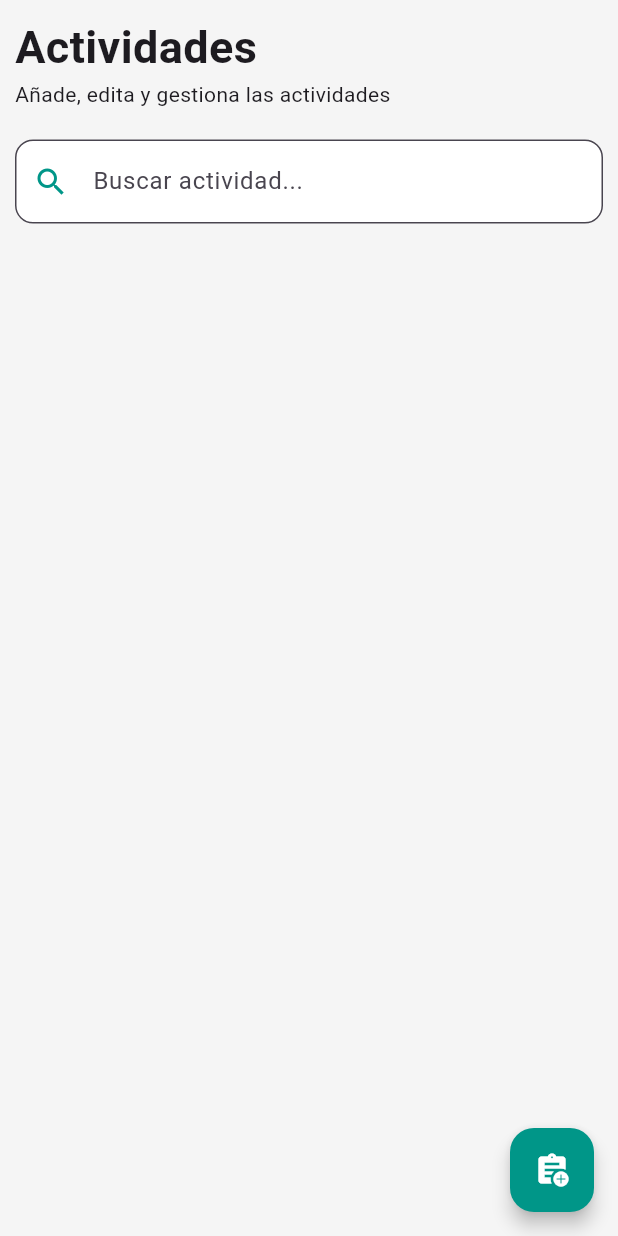
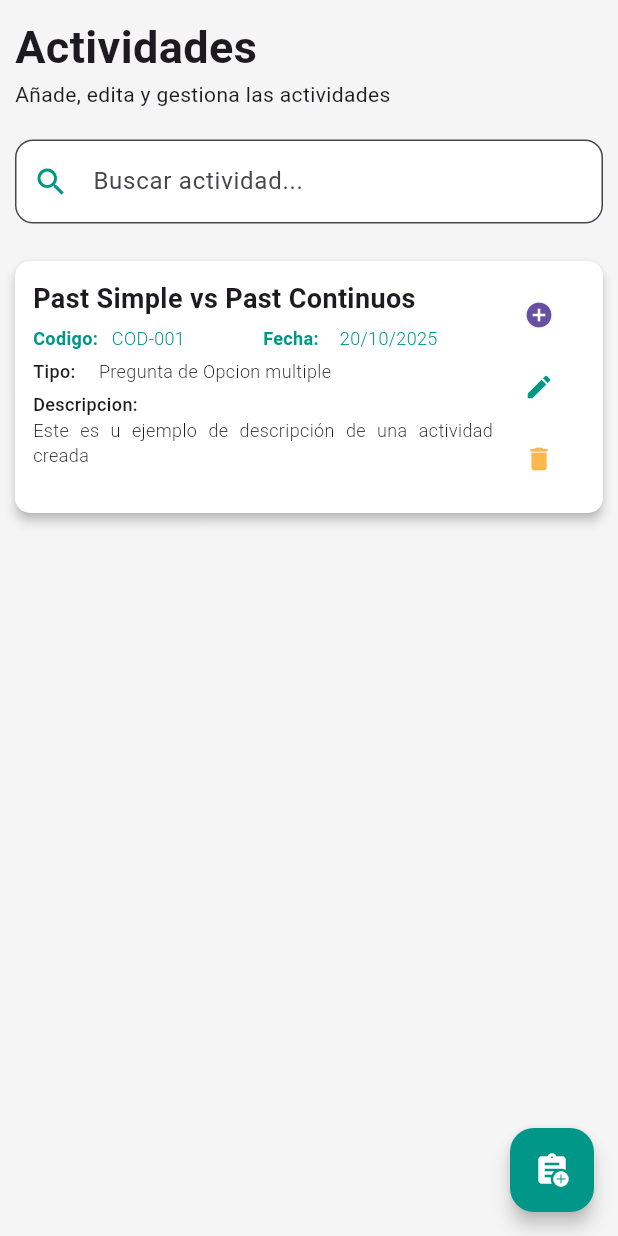
Before and after one commit to Angel05m/aula_idiomas_app, a Flutter app: the ActividadesDocente screen opened directly, on a phone screen of 412 x 824 dp. Run offline on Flutter 3.47's test engine with Material 3 defaults, Android fonts, the phone set to English and light mode, and no system bars; our stand-ins replace date_field, get, google_sign_in, image_picker, shared_preferences; accounts and stored records are empty.

Commit message:
feat: diseño card actividad y dependencias

```diff
--- /dev/null
+++ b/lib/components/card_actividad_docente.dart
@@ -0,0 +1,189 @@
+import 'package:aula_idiomas_app/screens/docente/aignar_actividad.dart';
+import 'package:flutter/material.dart';
+
+class CardActividadDocente extends StatelessWidget {
+  final String tituloActividad;
+  final String codigo;
+  final String fecha;
+  final String tipo;
+  final String descripcion;
+
+  const CardActividadDocente({
+    super.key,
+    required this.tituloActividad,
+    required this.codigo,
+    required this.fecha,
+    required this.tipo,
+    required this.descripcion,
+  });
+
+  @override
+  Widget build(BuildContext context) {
+    return Card(
+      elevation: 3.0,
+      margin: EdgeInsets.symmetric(vertical: 5.0, horizontal: 0),
+      shape: RoundedRectangleBorder(borderRadius: BorderRadius.circular(10.0)),
+      color: Colors.white,
+      child: Container(
+        width: double.infinity,
+        padding: const EdgeInsets.all(12.0),
+        child: Row(
+          crossAxisAlignment: CrossAxisAlignment.start,
+          children: [
+            Expanded(
+              flex: 5,
+              child: Column(
+                mainAxisAlignment: MainAxisAlignment.center,
+                crossAxisAlignment: CrossAxisAlignment.start,
+                children: [
+                  Text(
+                    tituloActividad,
+                    style: TextStyle(
+                      fontSize: 18.0,
+                      fontWeight: FontWeight.bold,
+                    ),
+                  ),
+                  SizedBox(height: 5),
+                  Row(
+                    children: [
+                      Expanded(
+                        child: Row(
+                          children: [
+                            Expanded(
+                              flex: 1,
+                              child: Text(
+                                'Codigo:',
+                                style: TextStyle(
+                                  fontSize: 12.0,
+                                  fontWeight: FontWeight.w600,
+                                  color: Colors.teal,
+                                ),
+                              ),
+                            ),
+                            SizedBox(width: 2),
+                            Expanded(
+                              flex: 2,
+                              child: Text(
+                                codigo,
+                                style: TextStyle(
+                                  fontSize: 12.0,
+                                  fontWeight: FontWeight.w300,
+                                  color: Colors.teal,
+                                ),
+                              ),
+                            ),
+                          ],
+                        ),
+                      ),
+                      Expanded(
+                        child: Row(
+                          children: [
+                            Expanded(
+                              flex: 1,
+                              child: Text(
+                                'Fecha:',
+                                style: TextStyle(
+                                  fontSize: 12.0,
+                                  fontWeight: FontWeight.w600,
+                                  color: Colors.teal,
+                                ),
+                              ),
+                            ),
+                            Expanded(
+                              flex: 2,
+                              child: Text(
+                                fecha,
+                                style: TextStyle(
+                                  fontSize: 12.0,
+                                  fontWeight: FontWeight.w300,
+                                  color: Colors.teal,
+                                ),
+                              ),
+                            ),
+                          ],
+                        ),
+                      ),
+                    ],
+                  ),
+                  SizedBox(height: 5.0),
+                  Row(
+                    children: [
+                      Expanded(
+                        flex: 1,
+                        child: Text(
+                          'Tipo:',
+                          style: TextStyle(
+                            fontSize: 12.0,
+                            fontWeight: FontWeight.w500,
+                          ),
+                        ),
+                      ),
+                      Expanded(
+                        flex: 6,
+                        child: Text(
+                          tipo,
+                          style: TextStyle(
+                            fontSize: 12.0,
+                            fontWeight: FontWeight.w300,
+                          ),
+                        ),
+                      ),
+                    ],
+                  ),
+
+                  SizedBox(height: 5.0),
+                  Text(
+                    'Descripcion:',
+                    style: TextStyle(
+                      fontSize: 12.0,
+                      fontWeight: FontWeight.w500,
+                    ),
+                  ),
+                  Text(
+                    descripcion,
+                    style: TextStyle(
+                      fontSize: 12.0,
+                      fontWeight: FontWeight.w300,
+                    ),
+                    textAlign: TextAlign.justify,
+                  ),
+                ],
+              ),
+            ),
+            Expanded(
+              flex: 1,
+              child: Column(
+                children: [
+                  TextButton(
+                    style: ButtonStyle(),
+                    onPressed: () {
+                      // Navigator.push(
+                      //   context,
+                      //   MaterialPageRoute(
+                      //     builder: (context) => AsignarActividadDocente(),
+                      //   ),
+                      // );
+                    },
+                    child: Icon(Icons.add_circle, size: 20),
+                  ),
+                  TextButton(
+                    onPressed: () {},
+                    child: Icon(Icons.edit, color: Colors.teal, size: 20),
+                  ),
+                  TextButton(
+                    onPressed: () {},
+                    child: Icon(
+                      Icons.delete,
+                      color: Colors.orange.shade300,
+                      size: 20,
+                    ),
+                  ),
+                ],
+              ),
+            ),
+          ],
+        ),
+      ),
+    );
+  }
+}
--- a/lib/screens/docente/actividades.dart
+++ b/lib/screens/docente/actividades.dart
@@ -1,3 +1,4 @@
+import 'package:aula_idiomas_app/components/card_actividad_docente.dart';
 import 'package:aula_idiomas_app/screens/docente/registrar_actividad.dart';
 import 'package:flutter/material.dart';
 
@@ -40,15 +41,27 @@ class _ActividadesDocenteState extends State<ActividadesDocente> {
               },
             ),
             const SizedBox(height: 20),
+            Column(
+              children: [
+                CardActividadDocente(
+                  tituloActividad: 'Past Simple vs Past Continuos',
+                  codigo: 'COD-001',
+                  fecha: '20/10/2025',
+                  tipo: 'Pregunta de Opcion multiple',
+                  descripcion: 'Este es u ejemplo de descripción de una actividad creada',
+                ),
               ],
-
+            ),
+          ],
         ),
       ),
       floatingActionButton: FloatingActionButton(
         onPressed: () async {
           final result = await Navigator.push(
             context,
-            MaterialPageRoute(builder: (context) => const CrearActividadDocente()),
+            MaterialPageRoute(
+              builder: (context) => const CrearActividadDocente(),
+            ),
           );
 
           if (result == true) {
--- a/pubspec.yaml
+++ b/pubspec.yaml
@@ -34,6 +34,7 @@ dependencies:
   http: ^1.1.0
   google_sign_in: ^6.1.0
   image_picker: ^1.2.0
+  date_field: ^6.0.3+1
 
 
   # The following adds the Cupertino Icons font to your application.
```
Also changed, not shown: lib/screens/docente/aignar_actividad.dart (added, +81 -0 lines), lib/screens/login.dart (+10 -0 lines), pubspec.lock. Lines whose indentation alone changed are shown as unchanged.
